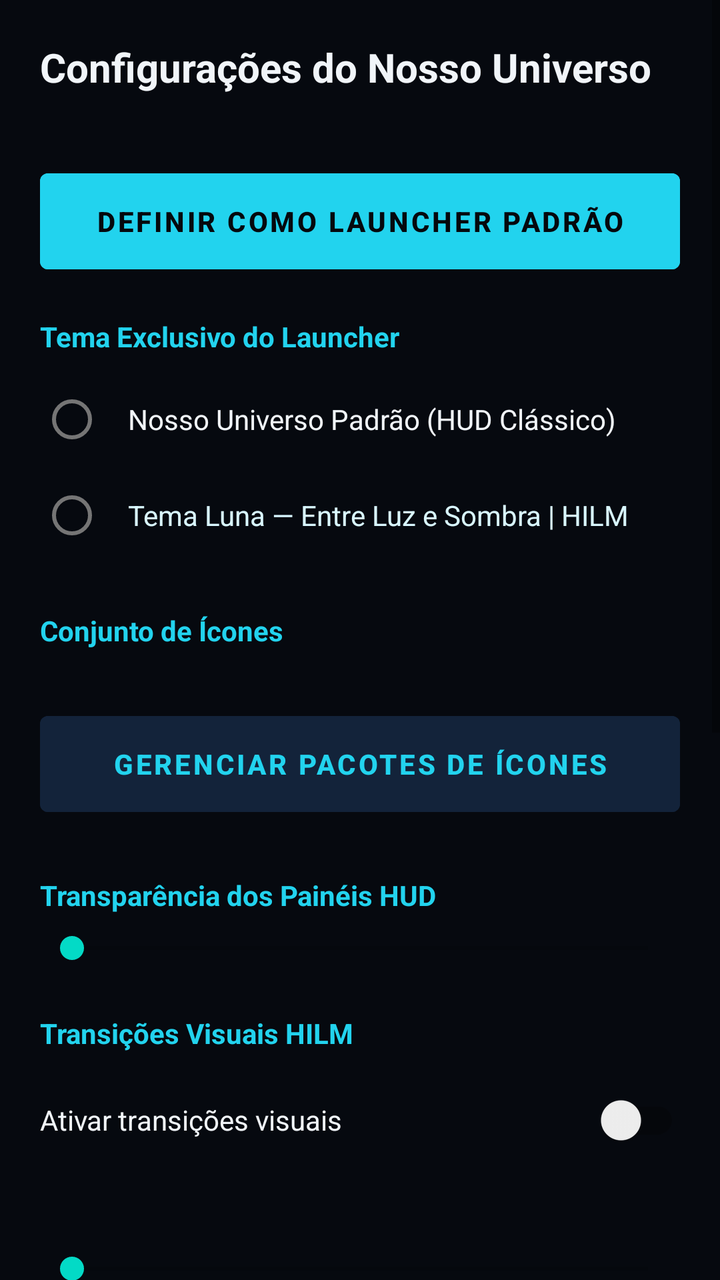
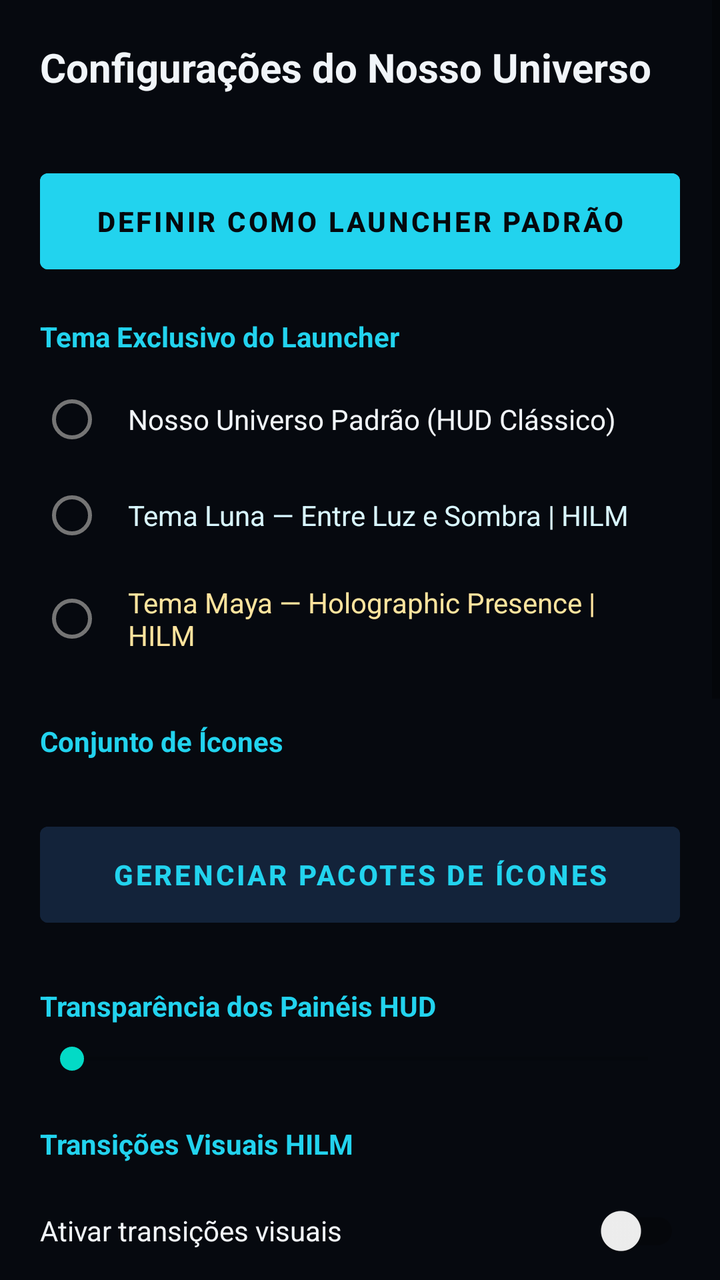

Compare the two renders of this Android layout. The source of the first and the diff that turns it into the second are given below.
<!-- AndroidManifest.xml: application theme Theme.NossoUniverso.Wallpaper -->
<!-- res/layout/activity_settings.xml -->
<?xml version="1.0" encoding="utf-8"?>
<ScrollView xmlns:android="http://schemas.android.com/apk/res/android"
    android:layout_width="match_parent"
    android:layout_height="match_parent"
    android:background="#06090F"
    android:fillViewport="true"
    android:fitsSystemWindows="true">

    <LinearLayout
        android:layout_width="match_parent"
        android:layout_height="wrap_content"
        android:orientation="vertical"
        android:paddingStart="20dp"
        android:paddingTop="20dp"
        android:paddingEnd="20dp"
        android:paddingBottom="40dp">

        <TextView
            android:layout_width="wrap_content"
            android:layout_height="wrap_content"
            android:text="@string/settings_title"
            android:textColor="@color/hud_text_primary"
            android:textSize="20sp"
            android:textStyle="bold" />

        <TextView
            android:id="@+id/txtDefaultStatus"
            android:layout_width="match_parent"
            android:layout_height="wrap_content"
            android:layout_marginTop="12dp"
            android:textColor="@color/hud_text_secondary"
            android:textSize="13sp" />

        <Button
            android:id="@+id/btnSetDefaultLauncher"
            android:layout_width="match_parent"
            android:layout_height="wrap_content"
            android:layout_marginTop="10dp"
            android:backgroundTint="@color/hud_cyan"
            android:gravity="center"
            android:insetTop="0dp"
            android:insetBottom="0dp"
            android:minHeight="48dp"
            android:paddingHorizontal="16dp"
            android:paddingVertical="12dp"
            android:singleLine="false"
            android:text="@string/set_default_launcher"
            android:textColor="#05080D"
            android:textStyle="bold" />

        <TextView
            android:layout_width="wrap_content"
            android:layout_height="wrap_content"
            android:layout_marginTop="24dp"
            android:text="@string/theme_section"
            android:textColor="@color/hud_cyan"
            android:textSize="14sp"
            android:textStyle="bold" />

        <RadioGroup
            android:id="@+id/radioLauncherTheme"
            android:layout_width="match_parent"
            android:layout_height="wrap_content"
            android:layout_marginTop="8dp">

            <RadioButton
                android:id="@+id/rbThemeDefault"
                android:layout_width="match_parent"
                android:layout_height="wrap_content"
                android:paddingHorizontal="12dp"
                android:paddingVertical="10dp"
                android:text="@string/theme_default_title"
                android:textColor="@color/hud_text_primary" />

            <RadioButton
                android:id="@+id/rbThemeLuna"
                android:layout_width="match_parent"
                android:layout_height="wrap_content"
                android:paddingHorizontal="12dp"
                android:paddingVertical="10dp"
                android:text="@string/theme_luna_title"
                android:textColor="@color/luna_white_blue" />
        </RadioGroup>

        <TextView
            android:layout_width="wrap_content"
            android:layout_height="wrap_content"
            android:layout_marginTop="24dp"
            android:text="@string/icon_pack_section"
            android:textColor="@color/hud_cyan"
            android:textSize="14sp"
            android:textStyle="bold" />

        <TextView
            android:id="@+id/txtSettingsActivePack"
            android:layout_width="match_parent"
            android:layout_height="wrap_content"
            android:layout_marginTop="6dp"
            android:textColor="@color/hud_text_secondary"
            android:textSize="12.5sp" />

        <Button
            android:id="@+id/btnOpenIconPackManager"
            android:layout_width="match_parent"
            android:layout_height="wrap_content"
            android:layout_marginTop="10dp"
            android:backgroundTint="#13233A"
            android:gravity="center"
            android:insetTop="0dp"
            android:insetBottom="0dp"
            android:minHeight="48dp"
            android:paddingHorizontal="16dp"
            android:paddingVertical="12dp"
            android:singleLine="false"
            android:text="@string/manage_icon_packs"
            android:textColor="@color/hud_cyan"
            android:textStyle="bold" />

        <RadioGroup
            android:id="@+id/radioIconPacks"
            android:layout_width="match_parent"
            android:layout_height="wrap_content"
            android:layout_marginTop="8dp" />

        <TextView
            android:layout_width="wrap_content"
            android:layout_height="wrap_content"
            android:layout_marginTop="24dp"
            android:text="@string/hud_transparency_section"
            android:textColor="@color/hud_cyan"
            android:textSize="14sp"
            android:textStyle="bold" />

        <SeekBar
            android:id="@+id/seekOpacity"
            android:layout_width="match_parent"
            android:layout_height="wrap_content"
            android:layout_marginTop="8dp"
            android:max="70" />

        <TextView
            android:layout_width="wrap_content"
            android:layout_height="wrap_content"
            android:layout_marginTop="24dp"
            android:text="@string/transitions_section"
            android:textColor="@color/hud_cyan"
            android:textSize="14sp"
            android:textStyle="bold" />

        <TextView
            android:id="@+id/txtTransitionAccessibilityNote"
            android:layout_width="match_parent"
            android:layout_height="wrap_content"
            android:layout_marginTop="8dp"
            android:background="#1A263B"
            android:paddingHorizontal="12dp"
            android:paddingVertical="10dp"
            android:text="@string/transitions_accessibility_note"
            android:textColor="@color/hud_amber"
            android:textSize="12sp"
            android:visibility="gone" />

        <androidx.appcompat.widget.SwitchCompat
            android:id="@+id/switchTransitionsEnabled"
            android:layout_width="match_parent"
            android:layout_height="wrap_content"
            android:layout_marginTop="10dp"
            android:minHeight="48dp"
            android:paddingVertical="8dp"
            android:text="@string/transitions_enable_label"
            android:textColor="@color/hud_text_primary"
            android:textSize="14sp" />

        <RadioGroup
            android:id="@+id/radioTransitionEffects"
            android:layout_width="match_parent"
            android:layout_height="wrap_content"
            android:layout_marginTop="6dp" />

        <TextView
            android:id="@+id/txtTransitionDurationValue"
            android:layout_width="match_parent"
            android:layout_height="wrap_content"
            android:layout_marginTop="12dp"
            android:textColor="@color/hud_text_secondary"
            android:textSize="12.5sp" />

        <SeekBar
            android:id="@+id/seekTransitionDuration"
            android:layout_width="match_parent"
            android:layout_height="wrap_content"
            android:layout_marginTop="6dp"
            android:max="42" />

        <com.nossouniverso.launcher.ui.views.TransitionPreviewView
            android:id="@+id/transitionPreviewStage"
            android:layout_width="match_parent"
            android:layout_height="116dp"
            android:layout_marginTop="12dp" />

        <TextView
            android:id="@+id/txtTransitionPreviewStatus"
            android:layout_width="match_parent"
            android:layout_height="wrap_content"
            android:layout_marginTop="6dp"
            android:textColor="@color/hud_text_secondary"
            android:textSize="12sp" />

        <LinearLayout
            android:layout_width="match_parent"
            android:layout_height="wrap_content"
            android:layout_marginTop="10dp"
            android:baselineAligned="false"
            android:orientation="horizontal">

            <Button
                android:id="@+id/btnPreviewTransition"
                android:layout_width="0dp"
                android:layout_height="wrap_content"
                android:layout_marginEnd="6dp"
                android:layout_weight="1"
                android:backgroundTint="#13233A"
                android:gravity="center"
                android:insetTop="0dp"
                android:insetBottom="0dp"
                android:minHeight="48dp"
                android:paddingHorizontal="10dp"
                android:paddingVertical="10dp"
                android:singleLine="false"
                android:text="@string/transitions_preview_test"
                android:textAllCaps="false"
                android:textColor="@color/hud_cyan"
                android:textSize="12.5sp"
                android:textStyle="bold" />

            <Button
                android:id="@+id/btnApplyTransition"
                android:layout_width="0dp"
                android:layout_height="wrap_content"
                android:layout_marginStart="6dp"
                android:layout_weight="1"
                android:backgroundTint="@color/hud_cyan"
                android:gravity="center"
                android:insetTop="0dp"
                android:insetBottom="0dp"
                android:minHeight="48dp"
                android:paddingHorizontal="10dp"
                android:paddingVertical="10dp"
                android:singleLine="false"
                android:text="@string/transitions_apply"
                android:textAllCaps="false"
                android:textColor="#05080D"
                android:textSize="12.5sp"
                android:textStyle="bold" />
        </LinearLayout>

        <TextView
            android:layout_width="match_parent"
            android:layout_height="wrap_content"
            android:layout_marginTop="8dp"
            android:text="@string/transitions_android_scope_note"
            android:textColor="@color/hud_text_secondary"
            android:textSize="11.5sp" />

        <TextView
            android:layout_width="wrap_content"
            android:layout_height="wrap_content"
            android:layout_marginTop="24dp"
            android:text="@string/backup_section"
            android:textColor="@color/hud_cyan"
            android:textSize="14sp"
            android:textStyle="bold" />

        <LinearLayout
            android:layout_width="match_parent"
            android:layout_height="wrap_content"
            android:layout_marginTop="10dp"
            android:baselineAligned="false"
            android:orientation="horizontal">

            <Button
                android:id="@+id/btnExportBackup"
                android:layout_width="0dp"
                android:layout_height="wrap_content"
                android:layout_marginEnd="6dp"
                android:layout_weight="1"
                android:backgroundTint="#13233A"
                android:gravity="center"
                android:insetTop="0dp"
                android:insetBottom="0dp"
                android:minHeight="52dp"
                android:paddingHorizontal="10dp"
                android:paddingVertical="10dp"
                android:singleLine="false"
                android:text="@string/export_backup_json"
                android:textAllCaps="false"
                android:textColor="@color/hud_cyan"
                android:textSize="12.5sp"
                android:textStyle="bold" />

            <Button
                android:id="@+id/btnImportBackup"
                android:layout_width="0dp"
                android:layout_height="wrap_content"
                android:layout_marginStart="6dp"
                android:layout_weight="1"
                android:backgroundTint="#13233A"
                android:gravity="center"
                android:insetTop="0dp"
                android:insetBottom="0dp"
                android:minHeight="52dp"
                android:paddingHorizontal="10dp"
                android:paddingVertical="10dp"
                android:singleLine="false"
                android:text="@string/import_backup_json"
                android:textAllCaps="false"
                android:textColor="@color/hud_text_primary"
                android:textSize="12.5sp"
                android:textStyle="bold" />
        </LinearLayout>

        <Button
            android:id="@+id/btnResetShortcuts"
            android:layout_width="match_parent"
            android:layout_height="wrap_content"
            android:layout_marginTop="22dp"
            android:backgroundTint="#1E293B"
            android:gravity="center"
            android:insetTop="0dp"
            android:insetBottom="0dp"
            android:minHeight="48dp"
            android:paddingHorizontal="16dp"
            android:paddingVertical="12dp"
            android:singleLine="false"
            android:text="@string/reset_shortcuts"
            android:textColor="@color/hud_amber" />
    </LinearLayout>
</ScrollView>
<!-- resources referenced by this layout -->
<resources>
  <color name="hud_amber">#F59E0B</color>
  <color name="hud_cyan">#22D3EE</color>
  <color name="hud_text_primary">#F1F5F9</color>
  <color name="hud_text_secondary">#94A3B8</color>
  <color name="luna_white_blue">#D9F7FF</color>
  <string name="backup_section">Backup e Restauração do Layout</string>
  <string name="export_backup_json">Exportar Backup (.JSON)</string>
  <string name="hud_transparency_section">Transparência dos Painéis HUD</string>
  <string name="icon_pack_section">Conjunto de Ícones</string>
  <string name="import_backup_json">Importar Backup (.JSON)</string>
  <string name="manage_icon_packs">Gerenciar Pacotes de Ícones</string>
  <string name="reset_shortcuts">Restaurar Atalhos</string>
  <string name="set_default_launcher">Definir como Launcher Padrão</string>
  <string name="settings_title">Configurações do Nosso Universo</string>
  <string name="theme_default_title">Nosso Universo Padrão (HUD Clássico)</string>
  <string name="theme_luna_title">Tema Luna — Entre Luz e Sombra | HILM</string>
  <string name="theme_section">Tema Exclusivo do Launcher</string>
  <string name="transitions_accessibility_note">Redução de animações ativa nas configurações de acessibilidade do Android. Os efeitos ficam suspensos enquanto essa opção do sistema estiver ligada.</string>
  <string name="transitions_android_scope_note">Aplicadas nas gavetas, painéis, telas internas e abertura de apps do HILM. Animações internas de outros aplicativos seguem o próprio app e o Android.</string>
  <string name="transitions_apply">Aplicar Transição</string>
  <string name="transitions_enable_label">Ativar transições visuais</string>
  <string name="transitions_preview_test">Testar Prévia</string>
  <string name="transitions_section">Transições Visuais HILM</string>
  <style name="Theme.NossoUniverso.Wallpaper" parent="Theme.MaterialComponents.DayNight.NoActionBar">
          <item name="android:windowShowWallpaper">true</item>
          <item name="android:windowBackground">@android:color/transparent</item>
          <item name="android:colorBackground">@android:color/transparent</item>
          <item name="android:colorBackgroundCacheHint">@null</item>
          <item name="android:windowContentOverlay">@null</item>
          <item name="android:backgroundDimEnabled">false</item>
          <item name="android:backgroundDimAmount">0.0</item>
          <item name="android:statusBarColor">@android:color/transparent</item>
          <item name="android:navigationBarColor">@android:color/transparent</item>
          <item name="android:windowLightStatusBar">false</item>
          <item name="android:windowDrawsSystemBarBackgrounds">true</item>
      </style>
</resources>

<!-- the commit's change to res/layout/activity_settings.xml (unified diff, before → after) -->
@@ -80,6 +80,15 @@
                 android:paddingVertical="10dp"
                 android:text="@string/theme_luna_title"
                 android:textColor="@color/luna_white_blue" />
+
+            <RadioButton
+                android:id="@+id/rbThemeMaya"
+                android:layout_width="match_parent"
+                android:layout_height="wrap_content"
+                android:paddingHorizontal="12dp"
+                android:paddingVertical="10dp"
+                android:text="@string/theme_maya_title"
+                android:textColor="@color/maya_gold_light" />
         </RadioGroup>
 
         <TextView
<!-- resource entries referenced after the edit -->
@@ -5,6 +5,7 @@
   <color name="hud_text_primary">#F1F5F9</color>
   <color name="hud_text_secondary">#94A3B8</color>
   <color name="luna_white_blue">#D9F7FF</color>
+  <color name="maya_gold_light">#FFE49E</color>
   <string name="backup_section">Backup e Restauração do Layout</string>
   <string name="export_backup_json">Exportar Backup (.JSON)</string>
   <string name="hud_transparency_section">Transparência dos Painéis HUD</string>
@@ -16,6 +17,7 @@
   <string name="settings_title">Configurações do Nosso Universo</string>
   <string name="theme_default_title">Nosso Universo Padrão (HUD Clássico)</string>
   <string name="theme_luna_title">Tema Luna — Entre Luz e Sombra | HILM</string>
+  <string name="theme_maya_title">Tema Maya — Holographic Presence | HILM</string>
   <string name="theme_section">Tema Exclusivo do Launcher</string>
   <string name="transitions_accessibility_note">Redução de animações ativa nas configurações de acessibilidade do Android. Os efeitos ficam suspensos enquanto essa opção do sistema estiver ligada.</string>
   <string name="transitions_android_scope_note">Aplicadas nas gavetas, painéis, telas internas e abertura de apps do HILM. Animações internas de outros aplicativos seguem o próprio app e o Android.</string>
